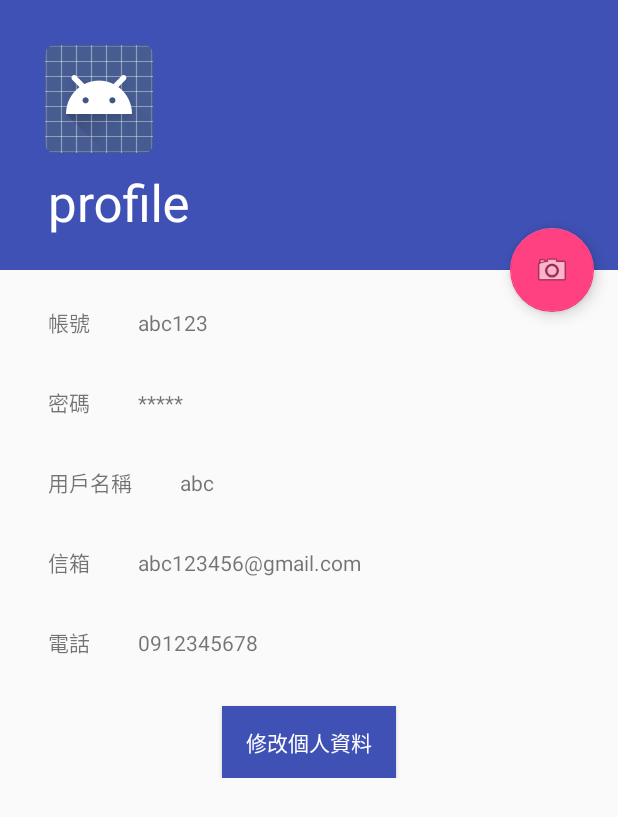
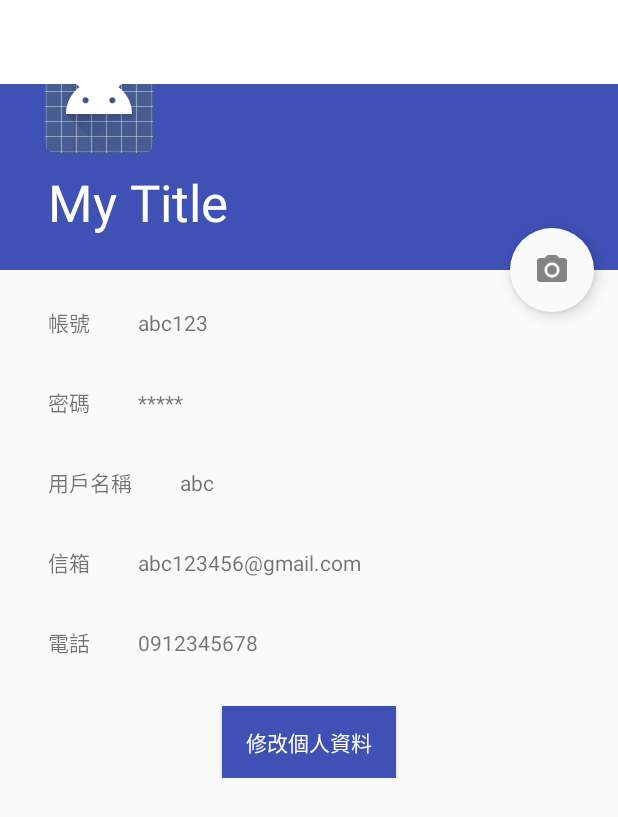
Before and after one commit to 107bento/App, an Android app: the profile screen opened directly, with no data from a screen before it, on a phone screen of 412 x 824 dp. Shown: the top 817 px of the screen. Run offline under Robolectric (Android 15) with nearby library versions, the phone set to English and light mode, and no system bars.

Commit message:
個人資料頁面調整＆java
FAB調整、增加toolbar項目與動作

```diff
--- a/Bento/app/src/main/java/com/example/aishalien/bento/profile.java
+++ b/Bento/app/src/main/java/com/example/aishalien/bento/profile.java
@@ -33,9 +33,30 @@ public class profile extends AppCompatActivity {
     protected void onCreate(Bundle savedInstanceState) {
         super.onCreate(savedInstanceState);
         setContentView(R.layout.activity_profile);
-        Toolbar toolbar = (Toolbar) findViewById(R.id.toolbar);
+
+//      toolbar
+        Toolbar toolbar = (Toolbar) findViewById(R.id.toolbar_profile);
+        // Title
+        toolbar.setTitle("My Title");
+        // Sub Title
+        toolbar.setSubtitle("Sub title");
+        // 背景顏色
+        toolbar.setBackgroundColor(getResources().getColor(R.color.white));
+        // nav返回鍵
+        toolbar.setNavigationIcon(getResources().getDrawable(R.drawable.ic_back_arrow));
         setSupportActionBar(toolbar);
 
+        getSupportActionBar().setDisplayHomeAsUpEnabled(true);
+        getSupportActionBar().setDisplayShowHomeEnabled(true);
+        // 監聽nav返回鍵被按下時，要做動作
+        toolbar.setNavigationOnClickListener(new View.OnClickListener() {
+            @Override
+            public void onClick(View v) {
+                onBackPressed();
+            }
+        });
+
+//        FAB
         FloatingActionButton fab = (FloatingActionButton) findViewById(R.id.profile_photo_fab);
         fab.setOnClickListener(new View.OnClickListener() {
             @Override
@@ -45,7 +66,7 @@ public class profile extends AppCompatActivity {
             }
         });
 
-
+//        修改按鈕
         Button mModifyButton = (Button) findViewById(R.id.modify_button);
         mModifyButton.setOnClickListener(new View.OnClickListener() {
             @Override
@@ -56,4 +77,48 @@ public class profile extends AppCompatActivity {
             }
         });
     }
+
+
+    @Override
+    public boolean onCreateOptionsMenu(Menu menu) {
+        // 為了讓 Toolbar 的 Menu 有作用，這邊的程式不可以拿掉
+        getMenuInflater().inflate(R.menu.menu_profile, menu);
+        return true;
+    }
+
+    @Override
+    public boolean onOptionsItemSelected(MenuItem item) {
+        // Handle action bar item clicks here. The action bar will
+        // automatically handle clicks on the Home/Up button, so long
+        // as you specify a parent activity in AndroidManifest.xml.
+        int id = item.getItemId();
+
+        //noinspection SimplifiableIfStatement
+        if (id == R.id.action_edit) {
+            // 點擊 menu 上的編輯 > 跳頁
+            Intent intent = new Intent();
+            intent.setClass(profile.this, profile_modify.class);
+            startActivity(intent);
+            return true;
+        }
+        return super.onOptionsItemSelected(item);
+    }
+
+    //
+    private Toolbar.OnMenuItemClickListener onMenuItemClick = new Toolbar.OnMenuItemClickListener() {
+        @Override
+        public boolean onMenuItemClick(MenuItem menuItem) {
+            String msg = "";
+            switch (menuItem.getItemId()) {
+                case R.id.action_edit:
+                    msg += "Click edit";
+                    break;
+            }
+
+            if (!msg.equals("")) {
+                Toast.makeText(profile.this, msg, Toast.LENGTH_SHORT).show();
+            }
+            return true;
+        }
+    };
 }
--- a/Bento/app/src/main/res/layout/activity_profile.xml
+++ b/Bento/app/src/main/res/layout/activity_profile.xml
@@ -32,7 +32,7 @@
 
 
             <android.support.v7.widget.Toolbar
-                android:id="@+id/toolbar"
+                android:id="@+id/toolbar_profile"
                 android:layout_width="match_parent"
                 android:layout_height="?attr/actionBarSize"
                 app:layout_collapseMode="pin"
@@ -50,6 +50,9 @@
         android:layout_margin="@dimen/fab_margin"
         app:layout_anchor="@id/app_bar"
         app:layout_anchorGravity="bottom|end"
-        app:srcCompat="@android:drawable/ic_menu_camera" />
-
+        app:srcCompat="@drawable/ic_camera"
+        app:backgroundTint="#fafafa"
+        app:rippleColor="#a6a6a6"
+        app:borderWidth="0dp"
+        app:fabSize="normal"/>
 </android.support.design.widget.CoordinatorLayout>
--- /dev/null
+++ b/Bento/app/src/main/res/menu/menu_profile.xml
@@ -0,0 +1,12 @@
+<menu xmlns:android="http://schemas.android.com/apk/res/android"
+    xmlns:app="http://schemas.android.com/apk/res-auto"
+    xmlns:tools="http://schemas.android.com/tools"
+    tools:context="com.example.yuting.profile.profile">
+
+    <item android:id="@+id/action_edit"
+        android:title="@string/action_edit"
+        android:orderInCategory="80"
+        android:icon="@drawable/ic_edit"
+        app:showAsAction="ifRoom" />
+
+</menu>
--- a/Bento/app/src/main/res/values/strings.xml
+++ b/Bento/app/src/main/res/values/strings.xml
@@ -54,6 +54,7 @@
     </string-array>
     <string name="meal_option">菜色</string>
     <string name="title_activity_shopping_cart">shopping_cart</string>
+    <string name="action_edit">編輯</string>
     <!--購物車-->
         <!--店家-->
     <string-array name="list_shopping_cart">
```
Also changed, not shown: Bento/app/src/main/res/drawable-hdpi/ic_back_arrow.png (added), Bento/app/src/main/res/drawable-hdpi/ic_camera.png (added), Bento/app/src/main/res/drawable-hdpi/ic_edit.png (added), Bento/app/src/main/res/drawable-mdpi/ic_back_arrow.png (added), Bento/app/src/main/res/drawable-mdpi/ic_camera.png (added), Bento/app/src/main/res/drawable-mdpi/ic_edit.png (added), Bento/app/src/main/res/drawable-xhdpi/ic_back_arrow.png (added), Bento/app/src/main/res/drawable-xhdpi/ic_camera.png (added), Bento/app/src/main/res/drawable-xhdpi/ic_edit.png (added), Bento/app/src/main/res/drawable-xxhdpi/ic_back_arrow.png (added), Bento/app/src/main/res/drawable-xxhdpi/ic_camera.png (added), Bento/app/src/main/res/drawable-xxhdpi/ic_edit.png (added).
